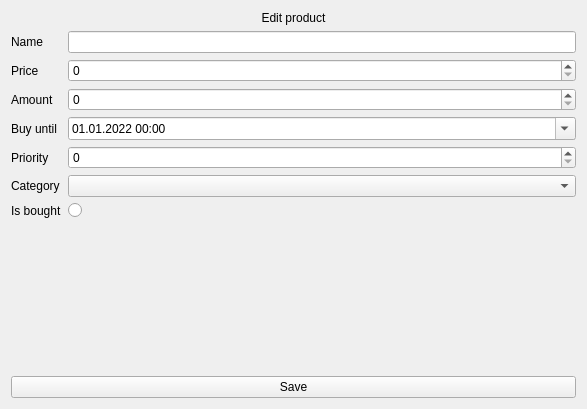
iodream/Spend-Note, file src/Client/View/MainPage/Product/ProductEditSubPage/ProductEditSubPage.ui: the form before one commit.
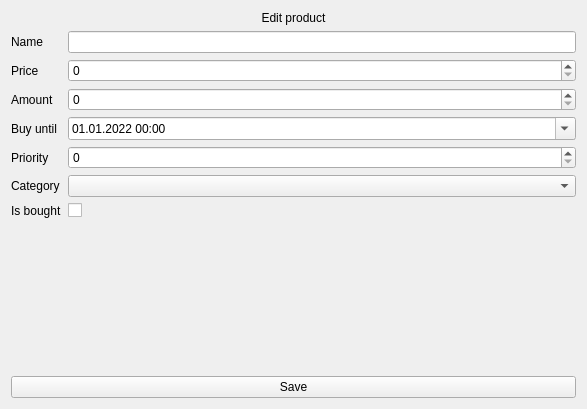
The form after the commit.

Commit message: Fix of purchase date of product

What changed in the file:
```diff
--- a/src/Client/View/MainPage/Product/ProductEditSubPage/ProductEditSubPage.ui
+++ b/src/Client/View/MainPage/Product/ProductEditSubPage/ProductEditSubPage.ui
@@ -71,13 +71,6 @@
        </property>
       </widget>
      </item>
-     <item row="6" column="1">
-      <widget class="QRadioButton" name="IsBought">
-       <property name="text">
-        <string/>
-       </property>
-      </widget>
-     </item>
      <item row="5" column="0">
       <widget class="QLabel" name="CategoryLabel">
        <property name="text">
@@ -118,6 +111,13 @@
        </property>
       </widget>
      </item>
+     <item row="6" column="1">
+      <widget class="QCheckBox" name="IsBought">
+       <property name="text">
+        <string/>
+       </property>
+      </widget>
+     </item>
     </layout>
    </item>
    <item>
```
The commit also changes 3 other files.
